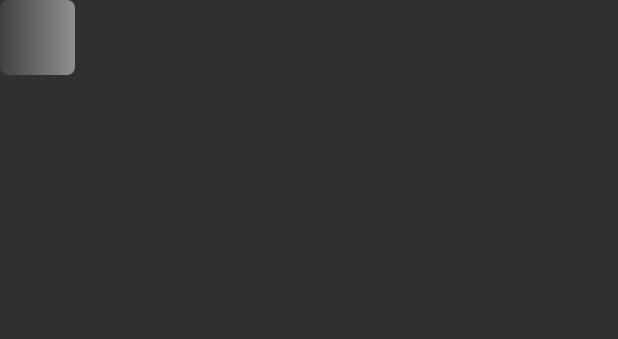
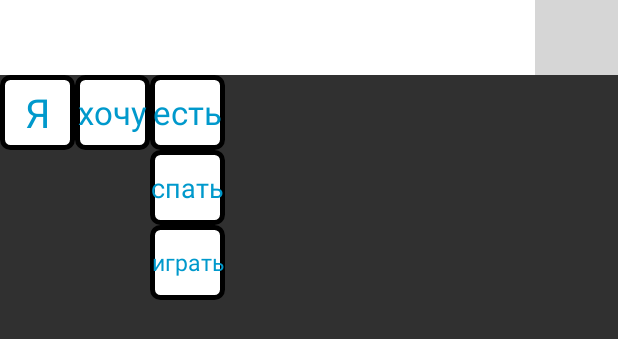
Before and after one commit to aaivanyutenko/prototype, an Android app: the layout activity_main.xml on its own in the app's theme, with its tools: preview values and no code run, on a phone screen of 412 x 824 dp. Shown: the top 339 px of the screen. Run offline under Robolectric (Android 15) with nearby library versions, the phone set to English and light mode, and no system bars; grey boxes are pictures that could not be loaded.

Commit message:
Adding cards

```diff
--- a/app/src/main/AndroidManifest.xml
+++ b/app/src/main/AndroidManifest.xml
@@ -1,19 +1,20 @@
 <?xml version="1.0" encoding="utf-8"?>
-<manifest xmlns:android="http://schemas.android.com/apk/res/android"
-    package="by.collider.draganddrop" >
+<manifest package="by.collider.draganddrop"
+          xmlns:android="http://schemas.android.com/apk/res/android">
 
     <application
         android:allowBackup="true"
         android:icon="@mipmap/ic_launcher"
         android:label="@string/app_name"
-        android:theme="@style/AppTheme" >
+        android:theme="@style/AppTheme">
         <activity
             android:name=".MainActivity"
-            android:label="@string/app_name" >
+            android:label="@string/app_name"
+            android:screenOrientation="landscape">
             <intent-filter>
-                <action android:name="android.intent.action.MAIN" />
+                <action android:name="android.intent.action.MAIN"/>
 
-                <category android:name="android.intent.category.LAUNCHER" />
+                <category android:name="android.intent.category.LAUNCHER"/>
             </intent-filter>
         </activity>
     </application>
--- a/app/src/main/java/by/collider/draganddrop/MainActivity.java
+++ b/app/src/main/java/by/collider/draganddrop/MainActivity.java
@@ -2,9 +2,14 @@ package by.collider.draganddrop;
 
 import android.app.Activity;
 import android.content.ClipData;
+import android.content.Intent;
 import android.os.Bundle;
+import android.view.DragEvent;
 import android.view.MotionEvent;
 import android.view.View;
+import android.view.ViewGroup;
+import android.widget.LinearLayout;
+import android.widget.TextView;
 
 
 public class MainActivity extends Activity {
@@ -12,7 +17,11 @@ public class MainActivity extends Activity {
     protected void onCreate(Bundle savedInstanceState) {
         super.onCreate(savedInstanceState);
         setContentView(R.layout.activity_main);
-        View card = findViewById(R.id.card);
+        LinearLayout cards = (LinearLayout) findViewById(R.id.cards);
+        for (int i = 0; i < cards.getChildCount(); i++) {
+            LinearLayout category = (LinearLayout) cards.getChildAt(i);
+            for (int j = 0; j < category.getChildCount(); j++) {
+                TextView card = (TextView) category.getChildAt(j);
                 card.setOnTouchListener(new View.OnTouchListener() {
                     @Override
                     public boolean onTouch(View v, MotionEvent event) {
@@ -29,3 +38,27 @@ public class MainActivity extends Activity {
                 });
             }
         }
+        LinearLayout sentence = (LinearLayout) findViewById(R.id.sentence);
+        sentence.setOnDragListener(new View.OnDragListener() {
+            @Override
+            public boolean onDrag(View v, DragEvent event) {
+                switch (event.getAction()) {
+                    case DragEvent.ACTION_DROP:
+                        View view = (View) event.getLocalState();
+                        ViewGroup owner = (ViewGroup) view.getParent();
+                        owner.removeView(view);
+                        LinearLayout container = (LinearLayout) v;
+                        container.addView(view);
+                        view.setVisibility(View.VISIBLE);
+                        break;
+                }
+                return true;
+            }
+        });
+    }
+
+    public void resetClick(View v) {
+        finish();
+        startActivity(getIntent());
+    }
+}
--- a/app/src/main/res/drawable/card.xml
+++ b/app/src/main/res/drawable/card.xml
@@ -4,8 +4,10 @@
 
     <corners android:radius="5dp"/>
 
-    <gradient
-        android:endColor="#909090"
-        android:startColor="#404040"/>
+    <solid android:color="@android:color/background_light"/>
+
+    <stroke
+        android:width="3dp"
+        android:color="@android:color/background_dark"/>
 
 </shape>
--- /dev/null
+++ b/app/src/main/res/drawable/sentence.xml
@@ -0,0 +1,5 @@
+<?xml version="1.0" encoding="utf-8"?>
+<selector xmlns:android="http://schemas.android.com/apk/res/android">
+    <item android:drawable="@drawable/sentence_active" android:state_drag_hovered="true"/>
+    <item android:drawable="@drawable/sentence_inactive" android:state_drag_hovered="false"/>
+</selector>
--- /dev/null
+++ b/app/src/main/res/drawable/sentence_active.xml
@@ -0,0 +1,4 @@
+<?xml version="1.0" encoding="utf-8"?>
+<shape xmlns:android="http://schemas.android.com/apk/res/android">
+    <solid android:color="@android:color/darker_gray"/>
+</shape>
--- /dev/null
+++ b/app/src/main/res/drawable/sentence_inactive.xml
@@ -0,0 +1,4 @@
+<?xml version="1.0" encoding="utf-8"?>
+<shape xmlns:android="http://schemas.android.com/apk/res/android">
+    <solid android:color="@android:color/background_light"/>
+</shape>
--- a/app/src/main/res/layout/activity_main.xml
+++ b/app/src/main/res/layout/activity_main.xml
@@ -1,14 +1,111 @@
-<RelativeLayout xmlns:android="http://schemas.android.com/apk/res/android"
+<LinearLayout xmlns:android="http://schemas.android.com/apk/res/android"
               xmlns:tools="http://schemas.android.com/tools"
               android:layout_width="match_parent"
               android:layout_height="match_parent"
+              android:orientation="vertical"
+              android:weightSum="10"
               tools:context=".MainActivity">
 
-    <ImageView
-        android:id="@+id/card"
+    <LinearLayout
+        android:layout_width="match_parent"
+        android:layout_height="wrap_content"
+        android:orientation="horizontal"
+        android:weightSum="15">
+
+        <LinearLayout
+            android:id="@+id/sentence"
+            android:layout_width="0dp"
+            android:layout_height="50dp"
+            android:layout_weight="13"
+            android:background="@drawable/sentence"
+            android:orientation="horizontal">
+        </LinearLayout>
+
+        <TextView
+            android:id="@+id/reset"
+            android:layout_width="0dp"
+            android:layout_height="50dp"
+            android:layout_weight="2"
+            android:background="@color/link_text_material_light"
+            android:gravity="center"
+            android:onClick="resetClick"
+            android:text="Сброс"
+            android:textColor="@android:color/black"
+            android:textSize="7pt"/>
+    </LinearLayout>
+
+    <LinearLayout
+        android:id="@+id/cards"
+        android:layout_width="match_parent"
+        android:layout_height="match_parent"
+        android:orientation="horizontal">
+
+        <LinearLayout
+            android:layout_width="50dp"
+            android:layout_height="match_parent">
+
+            <TextView
                 android:layout_width="50dp"
                 android:layout_height="50dp"
+                android:background="@drawable/card"
                 android:contentDescription="@string/label_card"
-        android:src="@drawable/card"/>
+                android:gravity="center"
+                android:text="Я"
+                android:textColor="@android:color/holo_blue_dark"
+                android:textSize="12pt"/>
+        </LinearLayout>
 
-</RelativeLayout>
+        <LinearLayout
+            android:layout_width="50dp"
+            android:layout_height="match_parent">
+
+            <TextView
+                android:layout_width="50dp"
+                android:layout_height="50dp"
+                android:background="@drawable/card"
+                android:contentDescription="@string/label_card"
+                android:gravity="center"
+                android:text="хочу"
+                android:textColor="@android:color/holo_blue_dark"
+                android:textSize="10pt"/>
+        </LinearLayout>
+
+        <LinearLayout
+            android:layout_width="50dp"
+            android:layout_height="match_parent"
+            android:orientation="vertical">
+
+            <TextView
+                android:layout_width="50dp"
+                android:layout_height="50dp"
+                android:background="@drawable/card"
+                android:contentDescription="@string/label_card"
+                android:gravity="center"
+                android:text="есть"
+                android:textColor="@android:color/holo_blue_dark"
+                android:textSize="10pt"/>
+
+            <TextView
+                android:layout_width="50dp"
+                android:layout_height="50dp"
+                android:background="@drawable/card"
+                android:contentDescription="@string/label_card"
+                android:gravity="center"
+                android:text="спать"
+                android:textColor="@android:color/holo_blue_dark"
+                android:textSize="8pt"/>
+
+            <TextView
+                android:layout_width="50dp"
+                android:layout_height="50dp"
+                android:background="@drawable/card"
+                android:contentDescription="@string/label_card"
+                android:gravity="center"
+                android:text="играть"
+                android:textColor="@android:color/holo_blue_dark"
+                android:textSize="7pt"/>
+        </LinearLayout>
+
+    </LinearLayout>
+
+</LinearLayout>
```
Lines whose indentation alone changed are shown as unchanged.
